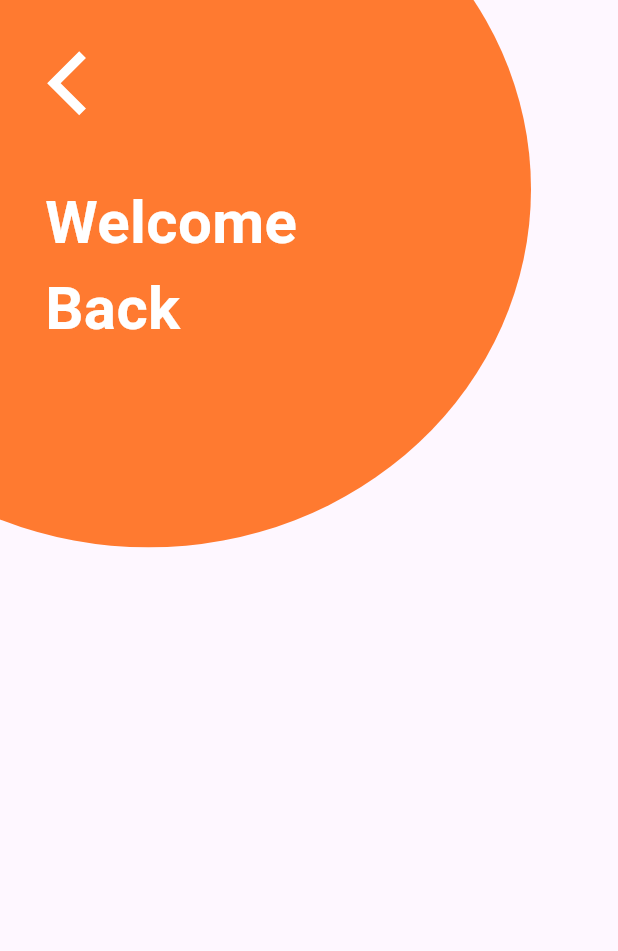
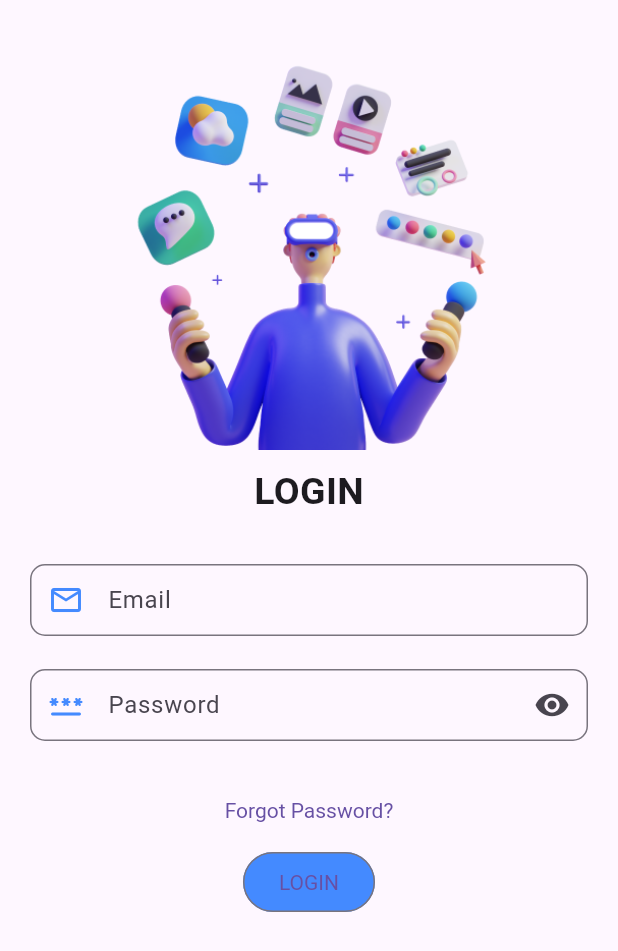
Before and after one commit to sarwataijaz/login_signup, a Flutter app: the screen it shows after launch, on a phone screen of 412 x 824 dp. Shown: the top 951 px of the screen. Run offline on Flutter 3.47's test engine with Material 3 defaults, Android fonts, the phone set to English and light mode, and no system bars; our stand-ins replace flutter_svg.

Commit message:
login almost done

```diff
--- a/lib/main.dart
+++ b/lib/main.dart
@@ -35,45 +35,90 @@ class MyHomePage extends StatefulWidget {
 
 class _MyHomePageState extends State<MyHomePage> {
 
+  bool visibility = false;
+  bool isEnabled = false;
+
   @override
   Widget build(BuildContext context) {
     return MaterialApp(
       home: Scaffold(
-        body: Container(
-          child: Row(
-            children: <Widget>[
-              Container(
-                child: Stack(
-                  children: <Widget>[
-                    SvgPicture.asset(
-                      "assets/images/orange_ellipse.svg",
+        // backgroundColor: Colors.blueGrey,
+        body: Center(
+          child: Container(
+            child: Column(
+              children: [
+                Image.asset("assets/images/img.png", height: 300),
+                Padding(
+                  padding: const EdgeInsets.all(10.0),
+                  child: Text("LOGIN", style: TextStyle(
+                    fontSize: 25,
+                    fontWeight: FontWeight.bold
                     ),
-                    Positioned(
-                      top: 30,
-                      left: 20,
-                      child: SvgPicture.asset("assets/images/icon.svg"),
-                    ),
-                  Positioned.fill(
-                  child: Padding(
-                    padding: EdgeInsets.only(top: 120, left: 30),
-                    child: Text(
-                      'Welcome \n'
-                          'Back',
-                      style: TextStyle(
-                        color: Colors.white,
-                        fontSize: 40,
-                        fontWeight: FontWeight.bold,
+                  ),
+                ),
+                Padding(
+                  padding: const EdgeInsets.all(20.0),
+                      child: TextField(
+                        decoration: InputDecoration(
+                          hintText: "Email",
+                          contentPadding: EdgeInsets.all(5),
+                          prefixIcon: Icon(Icons.email_outlined, color: Colors.blueAccent),
+                          border: OutlineInputBorder( // Outline border
+                            borderRadius: BorderRadius.circular(10),
+                          ),
+                        ),
                       ),
                     ),
+                Padding(
+                  padding: const EdgeInsets.only(left:20.0, right: 20.0, bottom: 20.0, top: 2.0),
+                  child: TextField(
+                    obscureText: visibility,
+                    decoration: InputDecoration(
+                      hintText: "Password",
+                      contentPadding: EdgeInsets.all(5),
+                      prefixIcon: Icon(Icons.password_rounded, color: Colors.blueAccent),
+                      suffixIcon: IconButton(
+                        onPressed: () => {
+                          setState(() {
+                            visibility = !visibility;
+                          }
+                          )
+                        },
+                        icon: Icon (
+                          visibility ? Icons.visibility_off : Icons.visibility
+                        )
+                      ),
+                      border: OutlineInputBorder( // Outline border
+                        borderRadius: BorderRadius.circular(10),
+                      ),
                     ),
                   ),
-                  ],
                 ),
-              ),
-            ],
+               Padding(
+                 padding: const EdgeInsets.only(top: 2),
+                 child: TextButton(
+                   onPressed: () => {
+
+                   },
+                   style: TextButton.styleFrom(
+                       textStyle: TextStyle(color: Colors.black)
+                   ),
+                   child: Text("Forgot Password?"),
+                 ),
+               ),
+                OutlinedButton(onPressed: (){
+
+                }, child: Text("LOGIN"),
+                  style: OutlinedButton.styleFrom(
+                    backgroundColor: Colors.blueAccent,
+                      textStyle: TextStyle(color: Colors.white),
+                  ),
+                ),
+              ],
+            ),
           ),
         ),
-      ),
+      )
     );
   }
 }
```
Also changed, not shown: assets/images/img.png (added), assets/images/login_logo.jpg (added), 1 other file.
